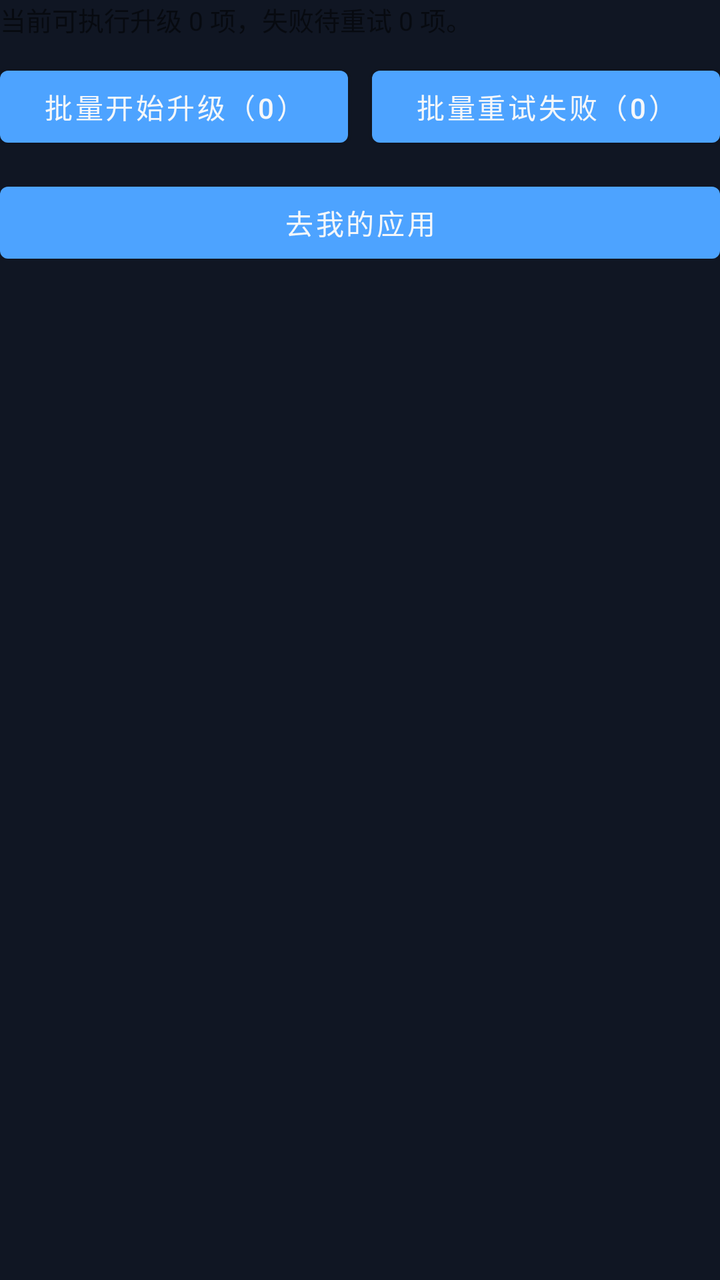
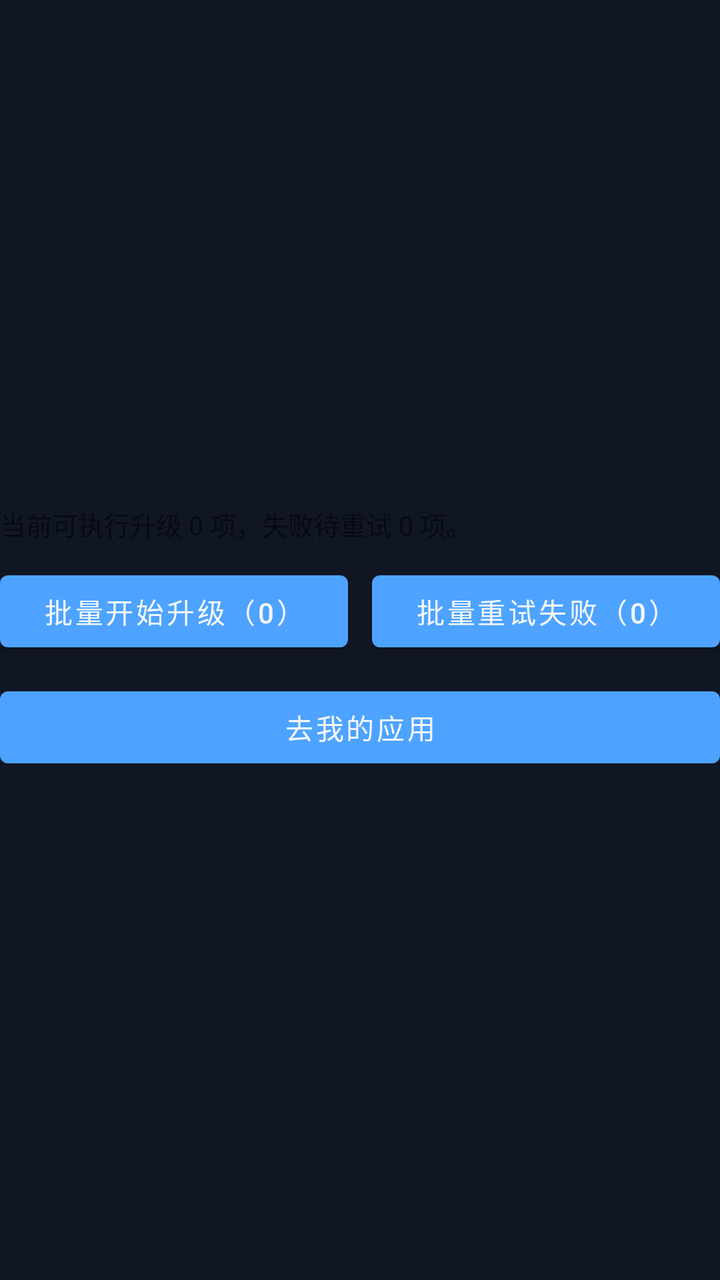

Two renders of the same Android screen: before a commit and after it. Below are the layout's source before the change and the commit's diff.
<!-- AndroidManifest.xml: another module's application theme Theme.CarAppStore -->
<!-- res/layout/view_upgrade_center_controls.xml -->
<?xml version="1.0" encoding="utf-8"?>
<LinearLayout xmlns:android="http://schemas.android.com/apk/res/android"
    android:layout_width="match_parent"
    android:layout_height="wrap_content"
    android:orientation="vertical">

    <TextView
        android:id="@+id/tvUpgradeControlSummary"
        android:layout_width="match_parent"
        android:layout_height="wrap_content"
        android:layout_marginBottom="10dp"
        android:text="@string/ui_upgrade_controls_summary_zero"
        android:textSize="13sp" />

    <LinearLayout
        android:layout_width="match_parent"
        android:layout_height="wrap_content"
        android:orientation="horizontal">

        <Button
            android:id="@+id/btnUpgradePrimary"
            android:layout_width="0dp"
            android:layout_height="wrap_content"
            android:layout_marginEnd="6dp"
            android:layout_weight="1"
            android:text="@string/ui_upgrade_start_batch_zero" />

        <Button
            android:id="@+id/btnUpgradeSecondary"
            android:layout_width="0dp"
            android:layout_height="wrap_content"
            android:layout_marginStart="6dp"
            android:layout_weight="1"
            android:text="@string/ui_upgrade_retry_failed_zero" />
    </LinearLayout>

    <Button
        android:id="@+id/btnUpgradeTertiary"
        android:layout_width="match_parent"
        android:layout_height="wrap_content"
        android:layout_marginTop="10dp"
        android:text="@string/ui_go_my_apps" />
</LinearLayout>
<!-- resources referenced by this layout -->
<resources>
  <string name="ui_go_my_apps">去我的应用</string>
  <string name="ui_upgrade_controls_summary_zero">当前可执行升级 0 项，失败待重试 0 项。</string>
  <string name="ui_upgrade_retry_failed_zero">批量重试失败（0）</string>
  <string name="ui_upgrade_start_batch_zero">批量开始升级（0）</string>
  <style name="Theme.CarAppStore" parent="Theme.MaterialComponents.DayNight.NoActionBar">
          <item name="colorPrimary">@color/car_primary</item>
          <item name="colorPrimaryVariant">@color/car_primary_dark</item>
          <item name="colorOnPrimary">@color/car_text_primary</item>
          <item name="colorSecondary">@color/car_accent</item>
          <item name="colorSecondaryVariant">@color/teal_700</item>
          <item name="colorOnSecondary">@color/car_bg</item>
          <item name="android:statusBarColor" tools:targetApi="l">@color/car_bg</item>
          <item name="android:navigationBarColor" tools:targetApi="l">@color/car_bg</item>
          <item name="android:windowBackground">@color/car_bg</item>
      </style>
  <color name="car_primary">#4DA3FF</color>
  <color name="car_primary_dark">#2E7DE0</color>
  <color name="car_text_primary">#F5F7FA</color>
  <color name="car_accent">#5DE1B9</color>
  <color name="teal_700">#FF018786</color>
  <color name="car_bg">#101623</color>
</resources>

<!-- the commit's change to res/layout/view_upgrade_center_controls.xml (unified diff, before → after) -->
@@ -1,8 +1,17 @@
 <?xml version="1.0" encoding="utf-8"?>
-<LinearLayout xmlns:android="http://schemas.android.com/apk/res/android"
+<androidx.constraintlayout.widget.ConstraintLayout xmlns:android="http://schemas.android.com/apk/res/android"
+    xmlns:app="http://schemas.android.com/apk/res-auto"
     android:layout_width="match_parent"
-    android:layout_height="wrap_content"
-    android:orientation="vertical">
+    android:layout_height="wrap_content">
+
+    <LinearLayout
+        android:layout_width="0dp"
+        android:layout_height="wrap_content"
+        android:orientation="vertical"
+        app:layout_constraintBottom_toBottomOf="parent"
+        app:layout_constraintEnd_toEndOf="parent"
+        app:layout_constraintStart_toStartOf="parent"
+        app:layout_constraintTop_toTopOf="parent">
 
     <TextView
         android:id="@+id/tvUpgradeControlSummary"
@@ -40,4 +49,6 @@
         android:layout_height="wrap_content"
         android:layout_marginTop="10dp"
         android:text="@string/ui_go_my_apps" />
-</LinearLayout>
+    </LinearLayout>
+
+</androidx.constraintlayout.widget.ConstraintLayout>
